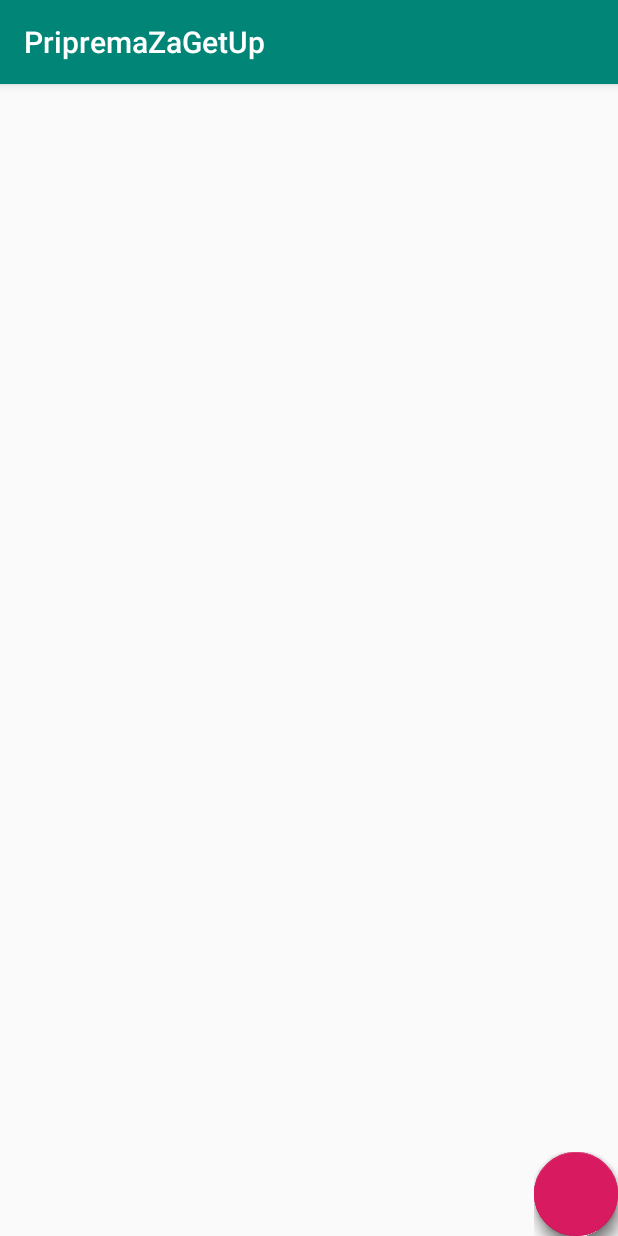
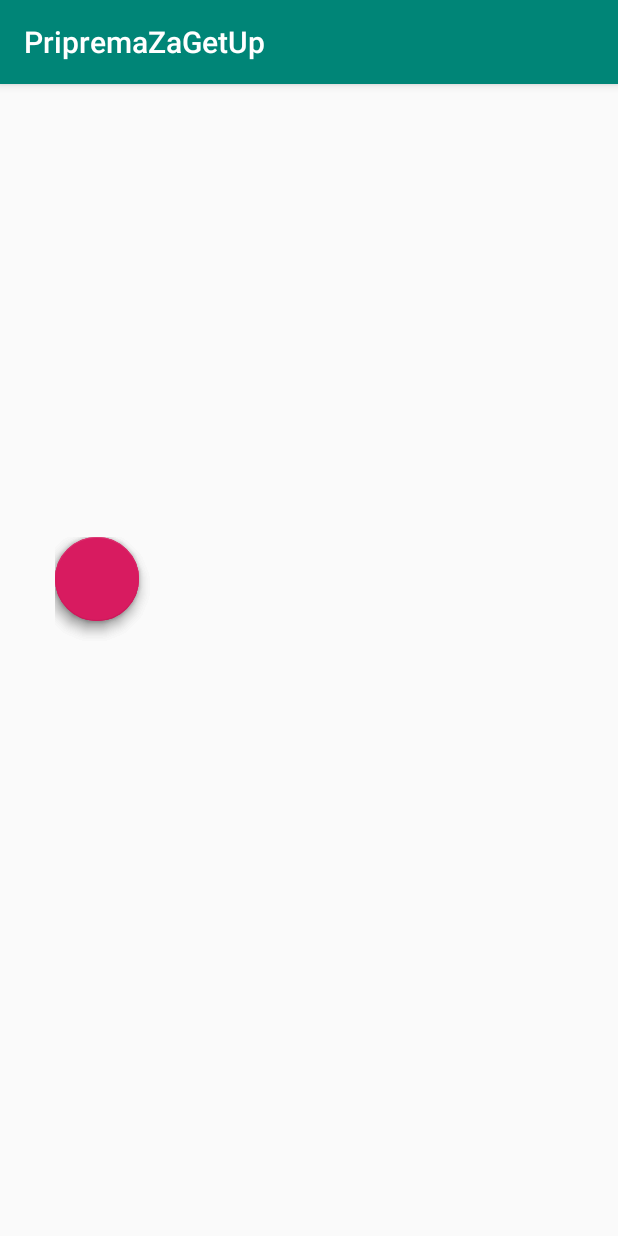
Before and after one commit to Patricija545/GetUp, an Android app: the screen it shows after launch (MainActivity), on a phone screen of 412 x 824 dp. Run offline under Robolectric (Android 15) with nearby library versions, the phone set to English and light mode, and no system bars; our stand-ins replace Picasso; libraries missing offline, so code that uses them is left out: com.getbase.floatingactionbutton; plain views replace FloatingActionButton, FloatingActionsMenu; pictures from the network do not load; 6 statements that could not run were skipped.

Commit message:
fix fab button

```diff
--- a/app/src/main/java/pripremazagetup/riteh/hr/pripremazagetup/MainActivity.java
+++ b/app/src/main/java/pripremazagetup/riteh/hr/pripremazagetup/MainActivity.java
@@ -22,6 +22,7 @@ import android.net.Uri;
 import android.os.AsyncTask;
 import android.os.Environment;
 import android.provider.MediaStore;
+import android.support.constraint.ConstraintLayout;
 import android.support.v4.app.ActivityCompat;
 import android.support.v4.content.res.ResourcesCompat;
 import android.support.v7.app.AppCompatActivity;
@@ -108,7 +109,7 @@ public class MainActivity extends AppCompatActivity implements AdapterView.OnIte
         imagesFromGoogle = new ArrayList<>();
 
         // INITIALIZE VIEWS
-        RelativeLayout mLinearLayout = findViewById(R.id.drawLayout);
+        ConstraintLayout mLinearLayout = findViewById(R.id.drawLayout);
         FloatingActionButton fabAddImage = findViewById(R.id.fab_add_image);
         FloatingActionButton fabAddText = findViewById(R.id.fab_add_text);
         FloatingActionButton fabSave = findViewById(R.id.fab_save);
--- a/app/src/main/res/layout/activity_main.xml
+++ b/app/src/main/res/layout/activity_main.xml
@@ -1,25 +1,29 @@
 <?xml version="1.0" encoding="utf-8"?>
-<android.support.constraint.ConstraintLayout xmlns:android="http://schemas.android.com/apk/res/android"
+<FrameLayout xmlns:android="http://schemas.android.com/apk/res/android"
     xmlns:app="http://schemas.android.com/apk/res-auto"
     xmlns:tools="http://schemas.android.com/tools"
     android:layout_width="match_parent"
     android:layout_height="match_parent"
     tools:context=".ImageSearch">
 
-    <RelativeLayout
+
+    <android.support.constraint.ConstraintLayout
         android:id="@+id/drawLayout"
         android:layout_width="match_parent"
         android:layout_height="match_parent">
 
+
+    </android.support.constraint.ConstraintLayout>
+
     <com.getbase.floatingactionbutton.FloatingActionsMenu
-            android:layout_width="wrap_content"
-            android:layout_height="wrap_content"
-            android:layout_alignParentEnd="true"
-            android:layout_alignParentBottom="true"
+        android:layout_width="375dp"
+        android:layout_height="466dp"
         app:fab_addButtonColorNormal="@color/pink"
         app:fab_addButtonColorPressed="@color/red"
         app:fab_addButtonPlusIconColor="@color/white"
-            app:fab_labelStyle="@style/customFab">
+        app:fab_labelStyle="@style/customFab"
+        android:layout_gravity="right|bottom"
+        android:layout_marginBottom="0dp">
 
         <com.getbase.floatingactionbutton.FloatingActionButton
             android:id="@+id/fab_add_image"
@@ -52,10 +56,7 @@
             app:fab_title="Save" />
 
 
-
     </com.getbase.floatingactionbutton.FloatingActionsMenu>
 
 
-    </RelativeLayout>
-
-</android.support.constraint.ConstraintLayout>
+</FrameLayout>
```
Lines whose indentation alone changed are shown as unchanged.
